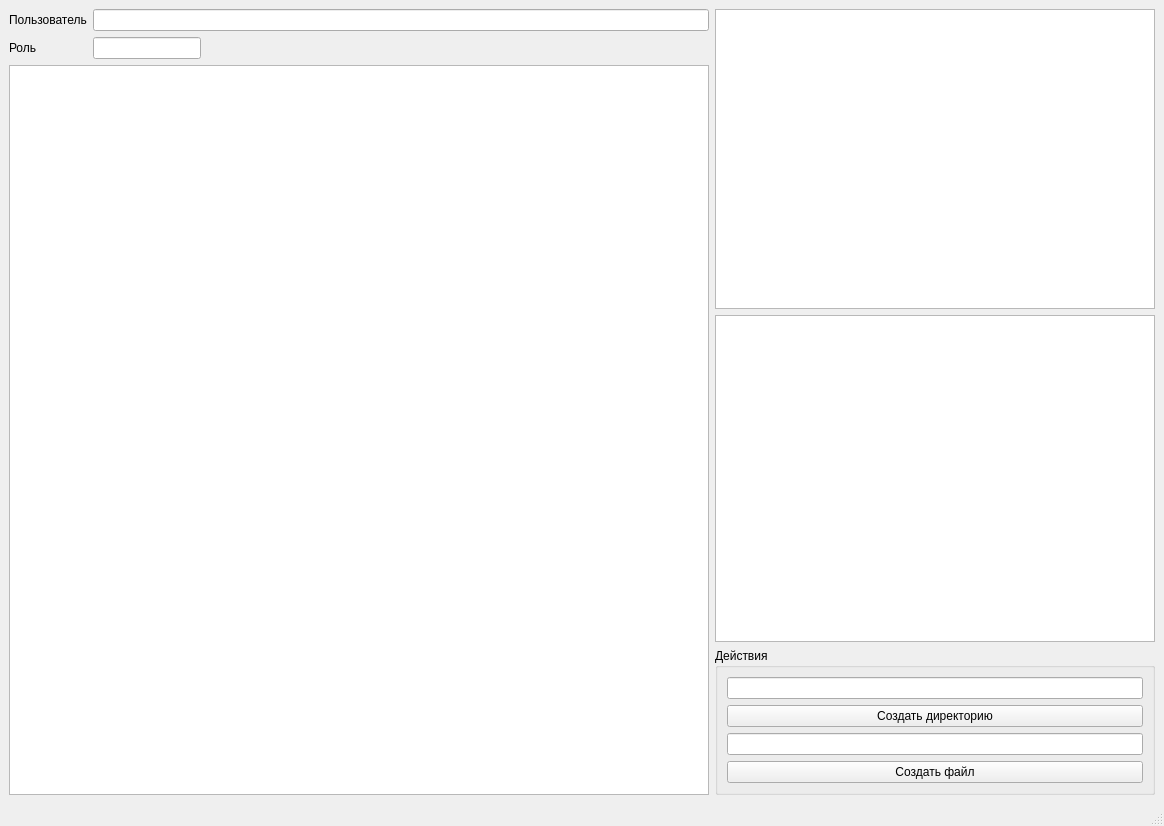
Before: the Qt Designer form src/app/app_win.ui in zloyaloha/permisson-service, drawn with Qt 5.
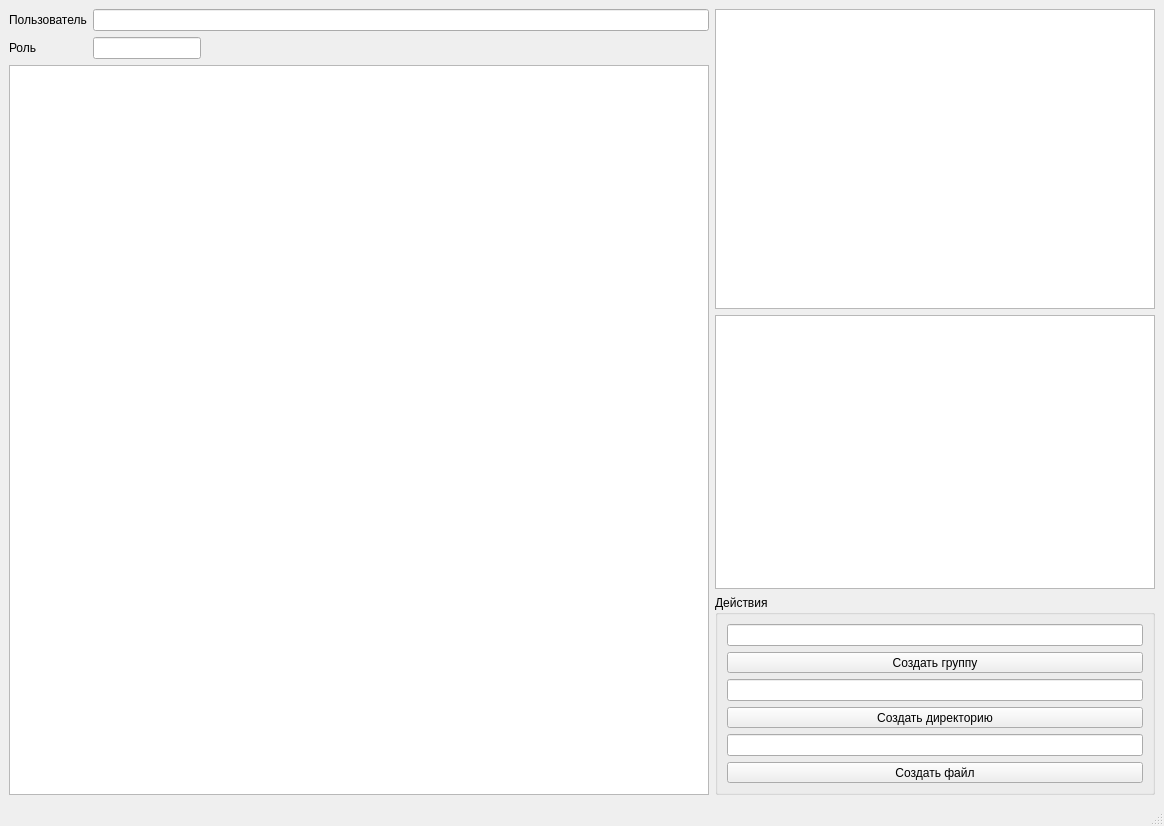
After: the same form once the commit is applied.

Commit message: add admin group edits and view

The edit to the form file:
```diff
--- a/src/app/app_win.ui
+++ b/src/app/app_win.ui
@@ -117,7 +117,7 @@
           <property name="minimumSize">
            <size>
             <width>0</width>
-            <height>300</height>
+            <height>270</height>
            </size>
           </property>
          </widget>
@@ -148,6 +148,16 @@
           <layout class="QVBoxLayout" name="verticalLayout_4">
            <item>
             <layout class="QVBoxLayout" name="formLayout">
+             <item>
+              <widget class="QLineEdit" name="groupCreate"/>
+             </item>
+             <item>
+              <widget class="QPushButton" name="groupCreateButton">
+               <property name="text">
+                <string>Создать группу</string>
+               </property>
+              </widget>
+             </item>
              <item>
               <widget class="QLineEdit" name="dirCreateLine"/>
              </item>
```
The commit also changes 12 other files.
